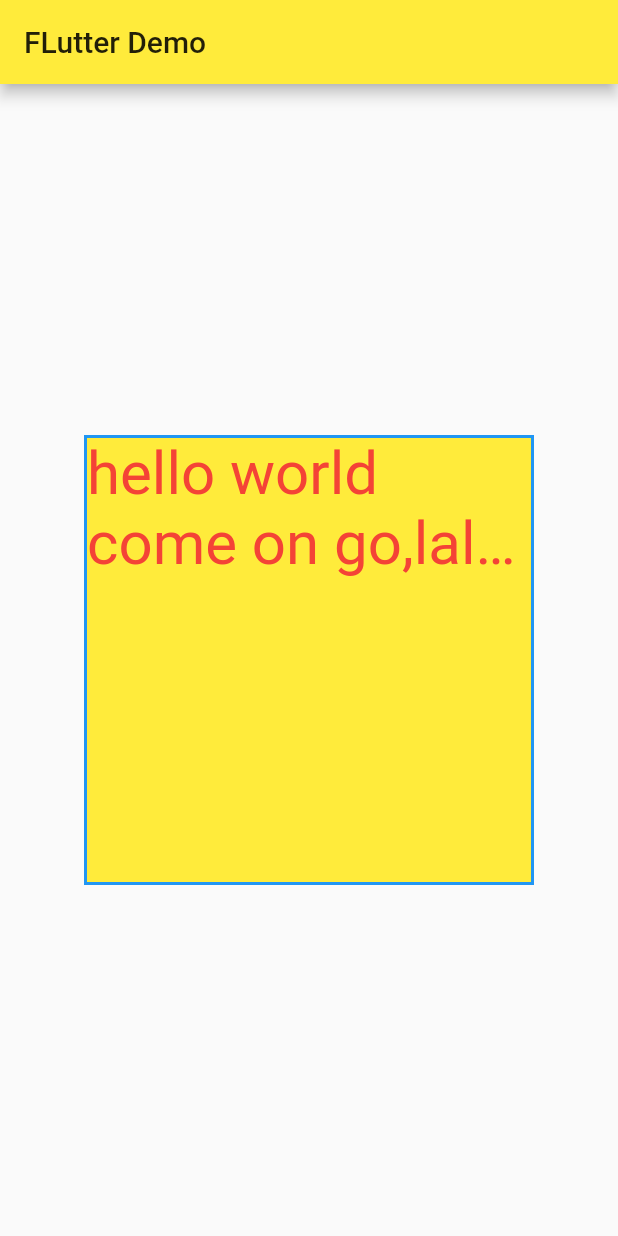
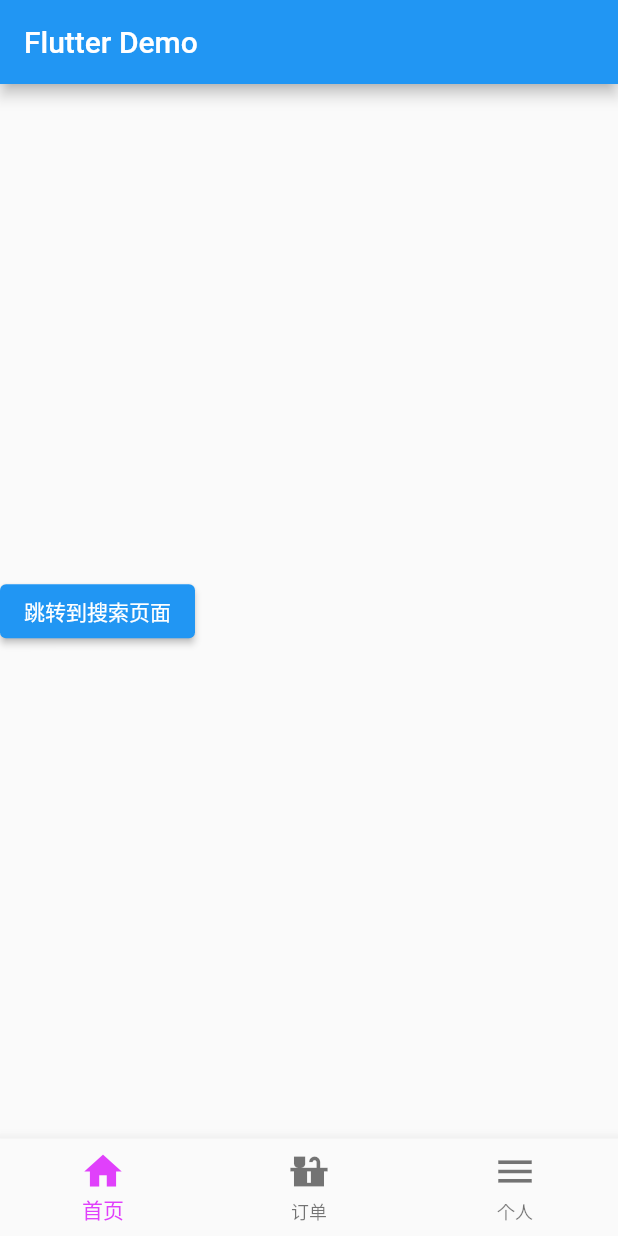
Before and after one commit to harry-code/flutter-demo, a Flutter app: the screen it shows after launch, on a phone screen of 412 x 824 dp. Run offline on Flutter 3.47's test engine with Material 2 defaults, Android fonts, the phone set to English and light mode, and no system bars.

Commit message:
feat: add code

```diff
--- a/lib/main.dart
+++ b/lib/main.dart
@@ -1,45 +1,17 @@
 import 'package:flutter/material.dart';
+import 'pages/tabs.dart';
+import 'routes/routes.dart';
 
 void main() => runApp(MyApp());
 
-// 自定义组件 StatelessWidget 无状态组件
 class MyApp extends StatelessWidget {
   @override
   Widget build(BuildContext context) {
     return MaterialApp(
-      home: Scaffold(
-        appBar: AppBar(
-          title: Text('FLutter Demo'),
-        ),
-        body: HomeContent(),
-      ),
-      theme: ThemeData(primarySwatch: Colors.yellow),
+      home: Tabs(),
+      initialRoute: '/', // 初始化入口路由
+      debugShowCheckedModeBanner: false, // 去除debug
+      onGenerateRoute: onGenerateRoute,
     );
   }
 }
-
-class HomeContent extends StatelessWidget {
-  @override
-  Widget build(BuildContext context) {
-    return Center(
-      child: Container(
-        child: Text(
-          'hello world come on go,lalallalallalalallalalalallalaal',
-          textAlign: TextAlign.left,
-          textDirection: TextDirection.ltr,
-          overflow: TextOverflow.ellipsis,
-          maxLines: 2,
-          style: TextStyle(
-            fontSize: 40.0,
-            color: Colors.red,
-          ),
-        ),
-        height: 300.0,
-        width: 300.0,
-        decoration: BoxDecoration(
-            color: Colors.yellow,
-            border: Border.all(color: Colors.blue, width: 2.0)),
-      ),
-    );
-  }
-}
--- /dev/null
+++ b/lib/pages/form.dart
@@ -0,0 +1,17 @@
+import 'package:flutter/material.dart';
+
+// ignore: must_be_immutable
+class FormPage extends StatelessWidget {
+  String title;
+  FormPage({this.title = '表单'});
+
+  @override
+  Widget build(BuildContext context) {
+    return Scaffold(
+      appBar: AppBar(
+        title: Text(this.title),
+      ),
+      body: Text('这是表单页面'),
+    );
+  }
+}
--- /dev/null
+++ b/lib/pages/tabs.dart
@@ -0,0 +1,56 @@
+import 'package:flutter/material.dart';
+// import '../widgets/appBar.dart';
+import '../widgets/index.dart';
+import '../widgets/order.dart';
+import '../widgets/person.dart';
+
+class Tabs extends StatefulWidget {
+  Tabs({Key? key}) : super(key: key);
+  @override
+  _TabsState createState() => _TabsState();
+}
+
+class _TabsState extends State<Tabs> {
+  int _currentIndex = 0;
+  List _tabList = [
+    IndexWidget(),
+    OrderWidget(),
+    PersonWidget(),
+  ];
+  @override
+  Widget build(BuildContext context) {
+    return Container(
+      child: Scaffold(
+        appBar: AppBar(
+          title: Text('Flutter Demo'),
+        ),
+        body: _tabList[_currentIndex],
+        bottomNavigationBar: BottomNavigationBar(
+          currentIndex: this._currentIndex,
+          type: BottomNavigationBarType.fixed, // 自适应多个按钮
+          iconSize: 30, //图标大小
+          fixedColor: Colors.purpleAccent, // 选中的颜色
+          onTap: (int index) {
+            setState(() {
+              this._currentIndex = index;
+            });
+          },
+          items: [
+            BottomNavigationBarItem(
+              label: '首页',
+              icon: Icon(Icons.home),
+            ),
+            BottomNavigationBarItem(
+              label: '订单',
+              icon: Icon(Icons.countertops),
+            ),
+            BottomNavigationBarItem(
+              label: '个人',
+              icon: Icon(Icons.menu),
+            ),
+          ],
+        ),
+      ),
+    );
+  }
+}
--- /dev/null
+++ b/lib/widgets/index.dart
@@ -0,0 +1,26 @@
+import 'package:flutter/material.dart';
+
+class IndexWidget extends StatefulWidget {
+  IndexWidget({Key? key}) : super(key: key);
+
+  @override
+  _IndexWidgetState createState() => _IndexWidgetState();
+}
+
+class _IndexWidgetState extends State<IndexWidget> {
+  @override
+  Widget build(BuildContext context) {
+    return Column(
+      crossAxisAlignment: CrossAxisAlignment.start,
+      mainAxisAlignment: MainAxisAlignment.center,
+      children: [
+        ElevatedButton(
+          onPressed: () {
+            Navigator.pushNamed(context, '/search');
+          },
+          child: Text('跳转到搜索页面'),
+        ),
+      ],
+    );
+  }
+}
--- a/pubspec.yaml
+++ b/pubspec.yaml
@@ -43,6 +43,10 @@ flutter:
   # included with your application, so that you can use the icons in
   # the material Icons class.
   uses-material-design: true
+  assets:
+    - images/d.jpg
+    - images/2.0x/d.jpg
+    - images/3.0x/d.jpg
 
   # To add assets to your application, add an assets section, like this:
   # assets:
```
Also changed, not shown: lib/pages/search.dart (added, +15 -0 lines), lib/routes/routes.dart (added, +28 -0 lines), lib/widgets/order.dart (added, +26 -0 lines), lib/widgets/person.dart (added, +15 -0 lines), images/2.0x/d.jpg (added), images/3.0x/d.jpg (added), images/4.0x/d.jpg (added), images/d.jpg (added).
